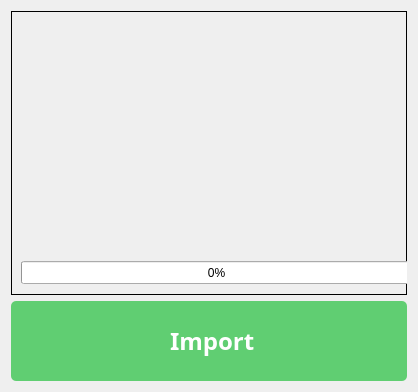
First picture: the form in MainFrame/Resources/UI/dialogImporter.ui, repository Maze711/systemPayroll, before the edit.
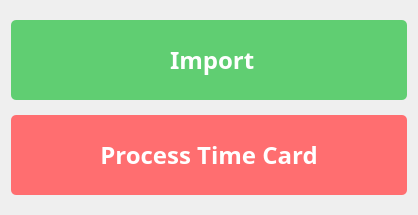
Second picture: the form after the edit. Icons and pictures are not drawn.

Patch:
```diff
--- a/MainFrame/Resources/UI/dialogImporter.ui
+++ b/MainFrame/Resources/UI/dialogImporter.ui
@@ -7,7 +7,7 @@
     <x>0</x>
     <y>0</y>
     <width>418</width>
-    <height>392</height>
+    <height>215</height>
    </rect>
   </property>
   <property name="windowTitle">
@@ -27,33 +27,15 @@
 border-radius: 5px;
 background-color: #51ad61;
 }
-</string>
+
+#btnProcessTimeCard{
+border-radius: 5px;
+color: white;
+background-color: rgb(255, 110, 112);
+}</string>
   </property>
   <layout class="QGridLayout" name="gridLayout">
-   <item row="0" column="0" colspan="2">
-    <widget class="QFrame" name="descFrame">
-     <property name="frameShape">
-      <enum>QFrame::StyledPanel</enum>
-     </property>
-     <property name="frameShadow">
-      <enum>QFrame::Raised</enum>
-     </property>
-     <widget class="QProgressBar" name="progressBar">
-      <property name="geometry">
-       <rect>
-        <x>10</x>
-        <y>250</y>
-        <width>391</width>
-        <height>23</height>
-       </rect>
-      </property>
-      <property name="value">
-       <number>0</number>
-      </property>
-     </widget>
-    </widget>
-   </item>
-   <item row="1" column="0" colspan="2">
+   <item row="0" column="0">
     <widget class="QPushButton" name="importBTN">
      <property name="minimumSize">
       <size>
@@ -92,6 +74,43 @@
      </property>
     </widget>
    </item>
+   <item row="1" column="0">
+    <widget class="QPushButton" name="btnProcessTimeCard">
+     <property name="minimumSize">
+      <size>
+       <width>50</width>
+       <height>80</height>
+      </size>
+     </property>
+     <property name="font">
+      <font>
+       <family>Poppins</family>
+       <pointsize>18</pointsize>
+       <weight>75</weight>
+       <bold>true</bold>
+      </font>
+     </property>
+     <property name="cursor">
+      <cursorShape>PointingHandCursor</cursorShape>
+     </property>
+     <property name="styleSheet">
+      <string notr="true"/>
+     </property>
+     <property name="text">
+      <string>Process Time Card</string>
+     </property>
+     <property name="icon">
+      <iconset>
+       <normaloff>../../MainFrame/Resources/Icons/import.svg</normaloff>../../MainFrame/Resources/Icons/import.svg</iconset>
+     </property>
+     <property name="iconSize">
+      <size>
+       <width>30</width>
+       <height>30</height>
+      </size>
+     </property>
+    </widget>
+   </item>
   </layout>
  </widget>
  <resources/>
```
